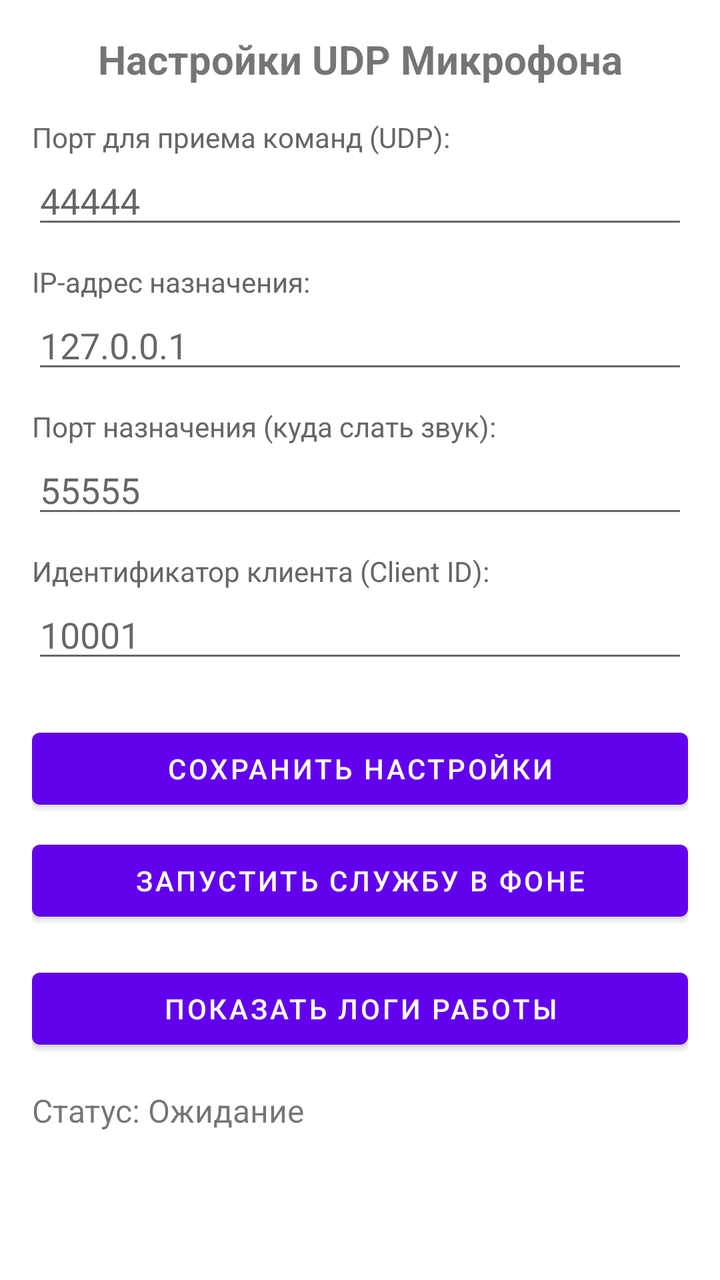
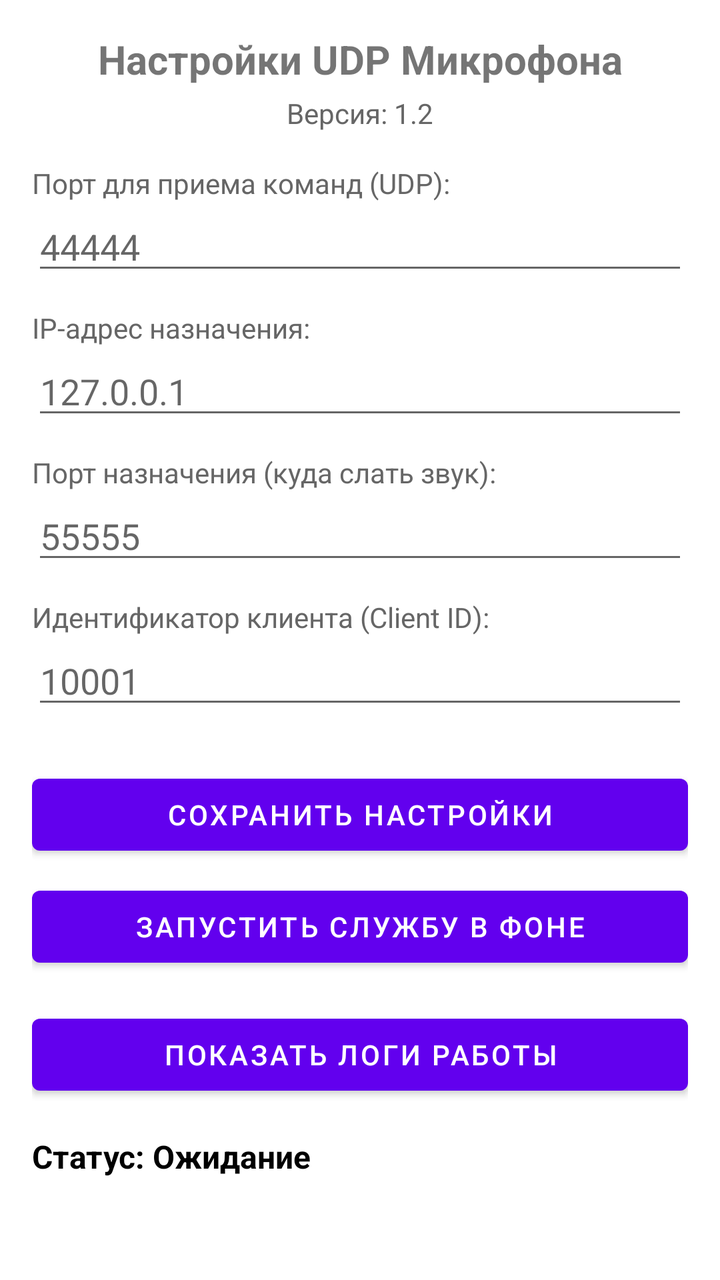

An Android layout rendered at two revisions. The XML below is the earlier revision; the diff shows what the commit changed to produce the second picture.
<!-- AndroidManifest.xml: application theme Theme.AndroidUdpMic -->
<!-- res/layout/activity_main.xml -->
<?xml version="1.0" encoding="utf-8"?>
<ScrollView xmlns:android="http://schemas.android.com/apk/res/android"
    android:layout_width="match_parent"
    android:layout_height="match_parent"
    android:padding="16dp">

    <LinearLayout
        android:layout_width="match_parent"
        android:layout_height="wrap_content"
        android:orientation="vertical">

        <TextView
            android:layout_width="match_parent"
            android:layout_height="wrap_content"
            android:text="Настройки UDP Микрофона"
            android:textSize="20sp"
            android:textStyle="bold"
            android:gravity="center"
            android:layout_marginBottom="16dp"/>

        <TextView
            android:layout_width="match_parent"
            android:layout_height="wrap_content"
            android:text="Порт для приема команд (UDP):"
            android:textSize="14sp"
            android:textColor="#666666" />
        <EditText
            android:id="@+id/etCmdPort"
            android:layout_width="match_parent"
            android:layout_height="wrap_content"
            android:hint="44444"
            android:inputType="number"
            android:layout_marginBottom="12dp" />

        <TextView
            android:layout_width="match_parent"
            android:layout_height="wrap_content"
            android:text="IP-адрес назначения:"
            android:textSize="14sp"
            android:textColor="#666666" />
        <EditText
            android:id="@+id/etTargetIp"
            android:layout_width="match_parent"
            android:layout_height="wrap_content"
            android:hint="127.0.0.1"
            android:inputType="text"
            android:layout_marginBottom="12dp" />

        <TextView
            android:layout_width="match_parent"
            android:layout_height="wrap_content"
            android:text="Порт назначения (куда слать звук):"
            android:textSize="14sp"
            android:textColor="#666666" />
        <EditText
            android:id="@+id/etTargetPort"
            android:layout_width="match_parent"
            android:layout_height="wrap_content"
            android:hint="55555"
            android:inputType="number"
            android:layout_marginBottom="12dp" />
            
        <TextView
            android:layout_width="match_parent"
            android:layout_height="wrap_content"
            android:text="Идентификатор клиента (Client ID):"
            android:textSize="14sp"
            android:textColor="#666666" />
        <EditText
            android:id="@+id/etClientId"
            android:layout_width="match_parent"
            android:layout_height="wrap_content"
            android:hint="10001"
            android:inputType="number"
            android:layout_marginBottom="24dp" />

        <Button
            android:id="@+id/btnSave"
            android:layout_width="match_parent"
            android:layout_height="wrap_content"
            android:text="СОХРАНИТЬ НАСТРОЙКИ"
            android:layout_marginBottom="8dp"/>

        <Button
            android:id="@+id/btnStartService"
            android:layout_width="match_parent"
            android:layout_height="wrap_content"
            android:text="ЗАПУСТИТЬ СЛУЖБУ В ФОНЕ"
            android:layout_marginBottom="16dp"/>

        <Button
            android:id="@+id/btnLogs"
            android:layout_width="match_parent"
            android:layout_height="wrap_content"
            android:text="ПОКАЗАТЬ ЛОГИ РАБОТЫ"
            android:layout_marginBottom="16dp"/>

        <TextView
            android:id="@+id/tvStatus"
            android:layout_width="match_parent"
            android:layout_height="wrap_content"
            android:text="Статус: Ожидание"
            android:textSize="16sp" />

    </LinearLayout>
</ScrollView>
<!-- resources referenced by this layout -->
<resources>
  <style name="Theme.AndroidUdpMic" parent="Theme.MaterialComponents.DayNight.DarkActionBar">
          
          <item name="colorPrimary">@color/purple_500</item>
          <item name="colorPrimaryVariant">@color/purple_700</item>
          <item name="colorOnPrimary">@color/white</item>
          
          <item name="colorSecondary">@color/teal_200</item>
          <item name="colorSecondaryVariant">@color/teal_700</item>
          <item name="colorOnSecondary">@color/black</item>
          
          <item name="android:statusBarColor">?attr/colorPrimaryVariant</item>
      </style>
  <color name="purple_500">#FF6200EE</color>
  <color name="purple_700">#FF3700B3</color>
  <color name="white">#FFFFFFFF</color>
  <color name="teal_200">#FF03DAC5</color>
  <color name="teal_700">#FF018786</color>
  <color name="black">#FF000000</color>
</resources>

<!-- the commit's change to res/layout/activity_main.xml (unified diff, before → after) -->
@@ -15,6 +15,16 @@
             android:text="Настройки UDP Микрофона"
             android:textSize="20sp"
             android:textStyle="bold"
+            android:gravity="center"
+            android:layout_marginBottom="4dp"/>
+
+        <TextView
+            android:id="@+id/tvVersion"
+            android:layout_width="match_parent"
+            android:layout_height="wrap_content"
+            android:text="Версия: 1.2"
+            android:textSize="14sp"
+            android:textColor="#666666"
             android:gravity="center"
             android:layout_marginBottom="16dp"/>
 
@@ -100,7 +110,9 @@
             android:layout_width="match_parent"
             android:layout_height="wrap_content"
             android:text="Статус: Ожидание"
-            android:textSize="16sp" />
+            android:textSize="16sp"
+            android:textStyle="bold"
+            android:textColor="#000000" />
 
     </LinearLayout>
 </ScrollView>
